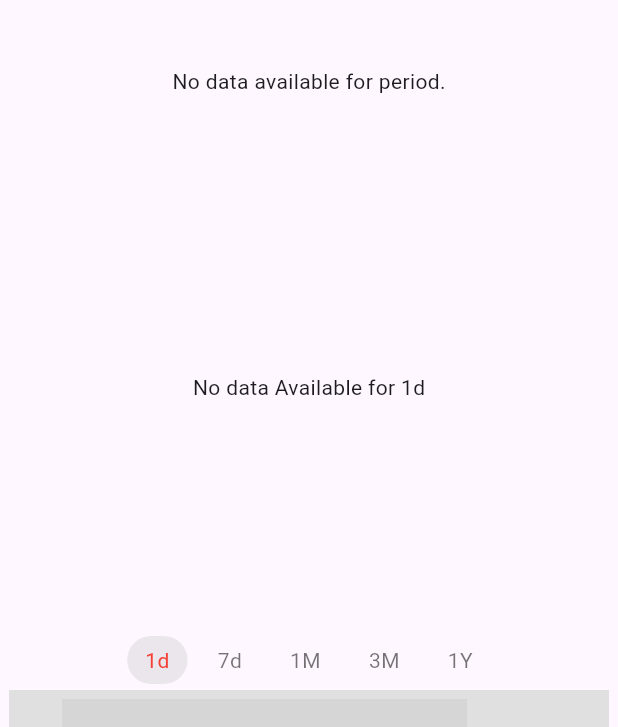
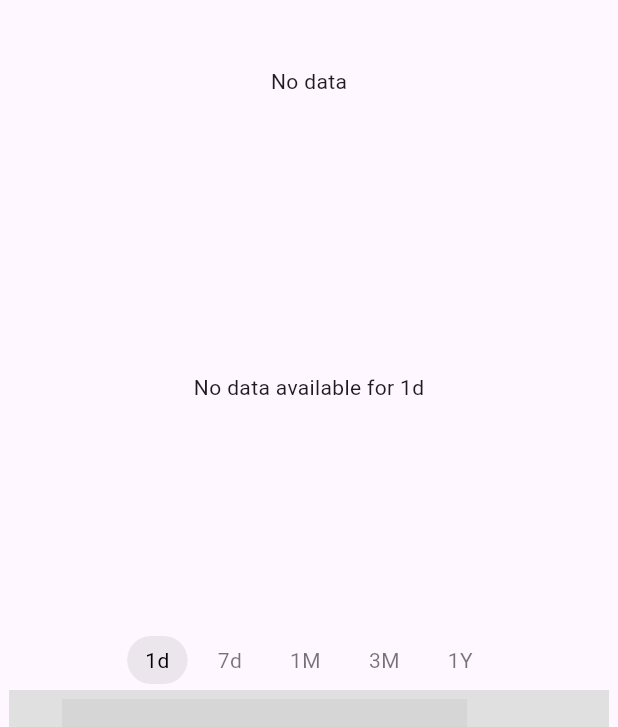
Before and after one commit to pdax-jamescasia/pdax_charts, a Flutter app: the screen it shows after launch, after a tap on "1d", on a phone screen of 412 x 824 dp, the part 84-811 px from its top. Run offline on Flutter 3.47's test engine with Material 3 defaults, Android fonts, the phone set to English and light mode, and no system bars; drawn by our look-alikes of syncfusion_flutter_charts; grey boxes are pictures that could not be loaded.

```diff
--- a/lib/asset_performance_widget.dart
+++ b/lib/asset_performance_widget.dart
@@ -46,7 +46,7 @@ class _AssetPerformanceWidgetState extends State<AssetPerformanceWidget> {
   String selectedPeriod = Constants.THIRTY_DAYS;
 
   List<bool> selectedStatus = [true, false, false, false, false];
-  Color selectedColor = Colors.red;
+  Color selectedColor = Colors.black;
   Color unselectedColor = Colors.black54;
   double gap = 4;
   final double boxHeight = 380;
--- a/lib/charts/single_chart.dart
+++ b/lib/charts/single_chart.dart
@@ -181,7 +181,7 @@ class _SingleChartState extends State<SingleChart> {
                   return const SizedBox(
                     height: 100,
                     child: Center(
-                      child: Text('No data available for period.'),
+                      child: Text('No data'),
                     ),
                   );
                 } else {
@@ -277,7 +277,7 @@ class _SingleChartState extends State<SingleChart> {
           SizedBox(
             height: widget.boxHeight,
             child: Center(
-              child: Text('No data Available for ${widget.selectedPeriod}'),
+              child: Text('No data available for ${widget.selectedPeriod}'),
             ),
           )
         else if (widget.isFail)
```
